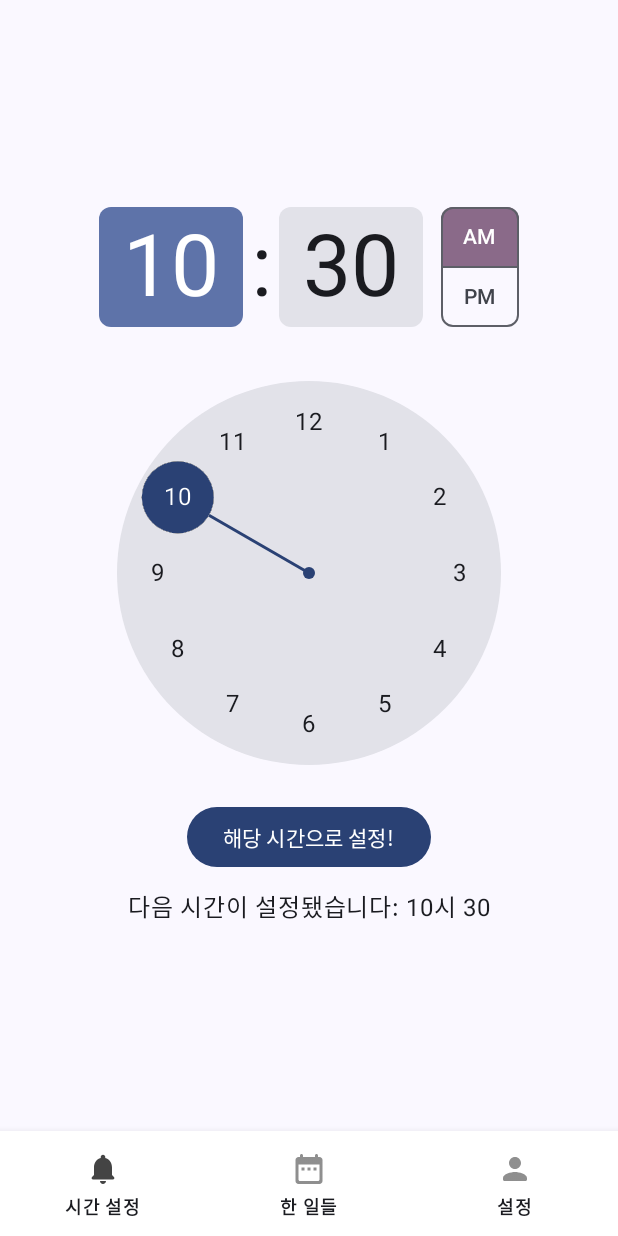
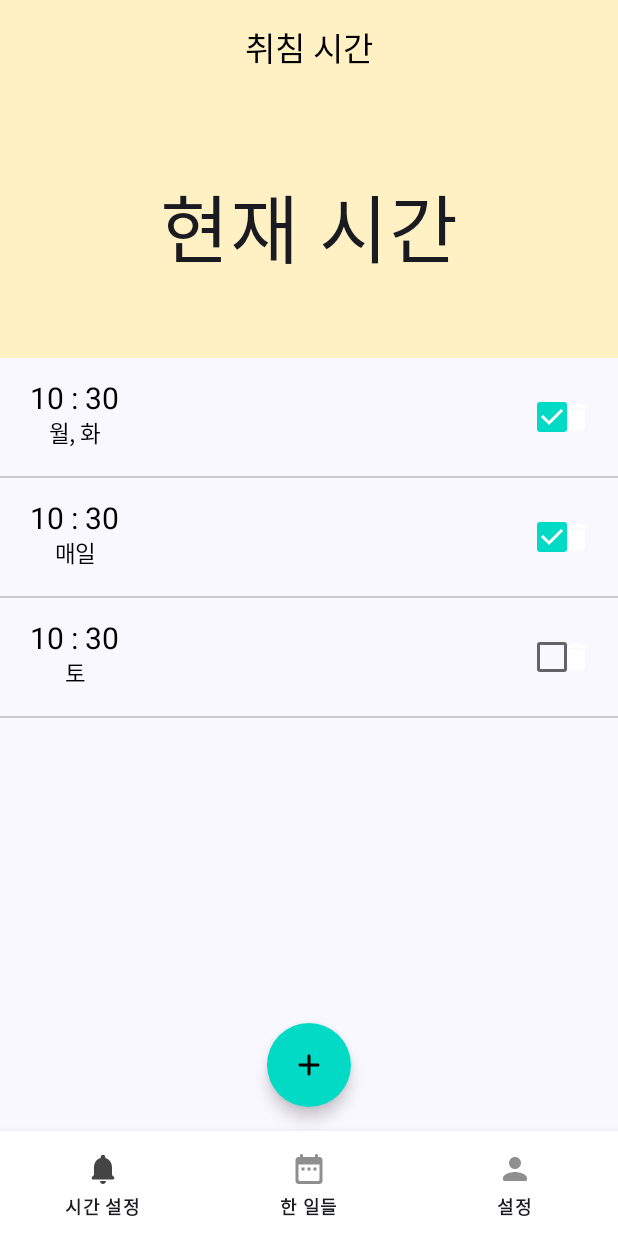
Before and after one commit to jungenoh3/MakeYourMorning, an Android app built with Jetpack Compose: the screen it shows after launch (MainActivity), on a phone screen of 412 x 824 dp. Run offline under Robolectric (Android 15) with nearby library versions, the phone set to English and light mode, and no system bars.

Commit message:
Change time screen - add lazycolumn, addtime screen

```diff
--- a/app/src/main/java/com/yesnoheun3/makeyourmorning/MainScreen.kt
+++ b/app/src/main/java/com/yesnoheun3/makeyourmorning/MainScreen.kt
@@ -1,7 +1,6 @@
 package com.yesnoheun3.makeyourmorning
 
 import android.annotation.SuppressLint
-import android.app.NotificationManager
 import androidx.compose.foundation.layout.Box
 import androidx.compose.foundation.layout.PaddingValues
 import androidx.compose.foundation.layout.fillMaxSize
@@ -28,37 +27,44 @@ import androidx.compose.ui.graphics.vector.ImageVector
 import androidx.compose.ui.text.font.FontWeight
 import androidx.compose.ui.unit.dp
 import androidx.compose.ui.unit.sp
-import androidx.core.app.NotificationCompat
+import androidx.lifecycle.viewmodel.compose.viewModel
 import androidx.navigation.NavHostController
 import androidx.navigation.compose.NavHost
 import androidx.navigation.compose.composable
 import androidx.navigation.compose.currentBackStackEntryAsState
 import androidx.navigation.compose.rememberNavController
-import com.yesnoheun3.makeyourmorning.pages.timesetting.TimeSetting
+import com.yesnoheun3.makeyourmorning.pages.time.TimeScreen
 import com.yesnoheun3.makeyourmorning.pages.TaskRecord
 import com.yesnoheun3.makeyourmorning.pages.User
+import com.yesnoheun3.makeyourmorning.pages.time.AddTimeScreen
+import com.yesnoheun3.makeyourmorning.pages.time.SleepTimeModel
 
 sealed class BottomNavItem(
     val title: String,
     val screenRoute: String,
     val icon: ImageVector
 ){
-    object TimeSetting : BottomNavItem("시간 설정", "timeSetting", Icons.Rounded.Notifications)
+    object TimeSetting : BottomNavItem("시간 설정", "time", Icons.Rounded.Notifications)
     object TaskRecord : BottomNavItem("한 일들", "taskRecord", Icons.Rounded.DateRange)
     object User : BottomNavItem("설정", "user", Icons.Rounded.Person)
 }
 
 @Composable
 fun NavigationGraph(navController: NavHostController){
+    val viewModel: SleepTimeModel = viewModel()
+
     NavHost(navController = navController, startDestination = BottomNavItem.TimeSetting.screenRoute) {
         composable(route =  BottomNavItem.TimeSetting.screenRoute) {
-            TimeSetting()
+            TimeScreen(onClick = { navController.navigate("addTime") }, viewModel = viewModel)
         }
         composable(route = BottomNavItem.TaskRecord.screenRoute) {
             TaskRecord()
         }
         composable(route = BottomNavItem.User.screenRoute) {
             User()
+        }
+        composable(route = "addTime") {
+            AddTimeScreen(popBack = { navController.popBackStack() }, viewModel = viewModel)
         }
     }
 }
@@ -77,8 +83,6 @@ fun MainScreen() {
 
     val navBackStackEntry by navController.currentBackStackEntryAsState()
     val currentRoute = navBackStackEntry?.destination?.route
-
-
 
     Scaffold(
         modifier = Modifier.fillMaxSize(),
--- a/app/src/main/java/com/yesnoheun3/makeyourmorning/common/alarmManage/AlarmReceiver.kt
+++ b/app/src/main/java/com/yesnoheun3/makeyourmorning/common/alarmManage/AlarmReceiver.kt
@@ -8,6 +8,9 @@ import android.os.Build
 
 class AlarmReceiver: BroadcastReceiver() {
     override fun onReceive(context: Context?, intent: Intent?) {
+
+        // 서비스 시작 말고... 알림을 통해 fullScreen을 한다면?
+
         val serviceIntent = Intent(context, AlarmService::class.java)
         if (intent != null){
             serviceIntent.putExtras(intent)
--- a/app/src/main/java/com/yesnoheun3/makeyourmorning/common/alarmManage/AndroidAlarmScheduler.kt
+++ b/app/src/main/java/com/yesnoheun3/makeyourmorning/common/alarmManage/AndroidAlarmScheduler.kt
@@ -21,7 +21,7 @@ class AndroidAlarmScheduler (private val context: Context) {
         if (Build.VERSION.SDK_INT >= Build.VERSION_CODES.O) {
             alarmManager.setExactAndAllowWhileIdle(
                 AlarmManager.RTC_WAKEUP,
-                System.currentTimeMillis() + 1 * 1000,
+                System.currentTimeMillis() + 10 * 1000,
                 PendingIntent.getBroadcast(
                     context,
                     item.hashCode(),
--- /dev/null
+++ b/app/src/main/java/com/yesnoheun3/makeyourmorning/common/colors.kt
@@ -0,0 +1,3 @@
+package com.yesnoheun3.makeyourmorning.common
+
+const val PRIMARY_COLOR = 0xFFFFF1C4
--- /dev/null
+++ b/app/src/main/java/com/yesnoheun3/makeyourmorning/pages/time/SleepTime.kt
@@ -0,0 +1,10 @@
+package com.yesnoheun3.makeyourmorning.pages.time
+
+import java.util.Calendar
+
+data class SleepTime(
+    val id: Int,
+    var time: Calendar,
+    var dayOfWeeks: List<Int>,
+    var isOn: Boolean
+)
--- /dev/null
+++ b/app/src/main/java/com/yesnoheun3/makeyourmorning/pages/time/SleepTimeModel.kt
@@ -0,0 +1,52 @@
+package com.yesnoheun3.makeyourmorning.pages.time
+
+import androidx.compose.runtime.mutableStateListOf
+import androidx.lifecycle.ViewModel
+import java.util.Calendar
+
+class SleepTimeModel : ViewModel() {
+    private  val _items = mutableStateListOf<SleepTime>()
+    val items: List<SleepTime> get() = _items
+
+    init {
+        _items.addAll(
+            listOf(
+                SleepTime(
+                    id = 1,
+                    time = Calendar.getInstance(),
+                    dayOfWeeks = listOf(Calendar.MONDAY, Calendar.TUESDAY),
+                    isOn = true
+                ),
+                SleepTime(
+                    id = 2,
+                    time = Calendar.getInstance(),
+                    dayOfWeeks = listOf(1, 2, 3, 4, 5, 6, 7),
+                    isOn = true
+                ),
+                SleepTime(
+                    id = 3,
+                    time = Calendar.getInstance(),
+                    dayOfWeeks = listOf(7),
+                    isOn = false
+                ),
+            )
+        )
+    }
+
+    fun updateIsOn(index: Int, isOn: Boolean){
+        _items[index] = _items[index].copy(isOn = isOn)
+    }
+
+    fun addItem(time: Calendar, daysOfWeek: List<Int>){
+        _items.add(SleepTime(
+            id = 5,
+            time = time,
+            dayOfWeeks = daysOfWeek.sorted(),
+            isOn = true
+        ))
+    }
+
+    fun deleteItem(item: SleepTime){
+        _items.remove(item)
+    }
+}
--- /dev/null
+++ b/app/src/main/java/com/yesnoheun3/makeyourmorning/pages/time/TimeCard.kt
@@ -0,0 +1,168 @@
+package com.yesnoheun3.makeyourmorning.pages.time
+
+import androidx.compose.animation.AnimatedVisibility
+import androidx.compose.animation.core.tween
+import androidx.compose.animation.fadeOut
+import androidx.compose.animation.shrinkVertically
+import androidx.compose.foundation.background
+import androidx.compose.foundation.layout.Arrangement
+import androidx.compose.foundation.layout.Box
+import androidx.compose.foundation.layout.Column
+import androidx.compose.foundation.layout.Row
+import androidx.compose.foundation.layout.fillMaxSize
+import androidx.compose.foundation.layout.fillMaxWidth
+import androidx.compose.foundation.layout.padding
+//noinspection UsingMaterialAndMaterial3Libraries
+import androidx.compose.material.Checkbox
+//noinspection UsingMaterialAndMaterial3Libraries
+import androidx.compose.material.DismissDirection
+//noinspection UsingMaterialAndMaterial3Libraries
+import androidx.compose.material.DismissState
+//noinspection UsingMaterialAndMaterial3Libraries
+import androidx.compose.material.DismissValue
+import androidx.compose.material.ExperimentalMaterialApi
+//noinspection UsingMaterialAndMaterial3Libraries
+import androidx.compose.material.Icon
+//noinspection UsingMaterialAndMaterial3Libraries
+import androidx.compose.material.SwipeToDismiss
+//noinspection UsingMaterialAndMaterial3Libraries
+import androidx.compose.material.Text
+import androidx.compose.material.icons.Icons
+import androidx.compose.material.icons.filled.Delete
+//noinspection UsingMaterialAndMaterial3Libraries
+import androidx.compose.material.rememberDismissState
+import androidx.compose.runtime.Composable
+import androidx.compose.runtime.LaunchedEffect
+import androidx.compose.runtime.getValue
+import androidx.compose.runtime.mutableStateOf
+import androidx.compose.runtime.remember
+import androidx.compose.runtime.setValue
+import androidx.compose.ui.Alignment
+import androidx.compose.ui.Modifier
+import androidx.compose.ui.graphics.Color
+import androidx.compose.ui.unit.dp
+import androidx.compose.ui.unit.sp
+import kotlinx.coroutines.delay
+import java.util.Calendar
+import java.util.Locale
+
+fun stringDaysOfWeek(dayOfWeeks: List<Int>): String {
+    val stringList = listOf<String>(
+        "일", "월", "화", "수", "목", "금", "토"
+    )
+
+    if (dayOfWeeks.isEmpty()){
+        return "오늘"
+    }
+
+    if (dayOfWeeks.size == 7){
+        return "매일"
+    }
+
+    return dayOfWeeks.joinToString(separator = ", ") { stringList[it - 1] }
+}
+
+
+@OptIn(ExperimentalMaterialApi::class)
+@Composable
+fun <T> SwipeToDeleteContainer(
+    item: T,
+    onDelete: (T) -> Unit,
+    animateDuration: Int = 500,
+    content: @Composable (T) -> Unit
+){
+    var isRemoved by remember {
+        mutableStateOf(false)
+    }
+    val state = rememberDismissState(
+        confirmStateChange = { value ->
+            if(value == DismissValue.DismissedToStart) {
+                isRemoved = true
+                true
+            } else {
+                false
+            }
+        }
+    )
+
+    LaunchedEffect(key1 = isRemoved) {
+        if(isRemoved) {
+            delay(animateDuration.toLong())
+            onDelete(item)
+        }
+    }
+
+    AnimatedVisibility(
+        visible = !isRemoved,
+        exit = shrinkVertically(
+            animationSpec = tween(durationMillis = animateDuration),
+            shrinkTowards = Alignment.Top
+        ) + fadeOut()
+    ) {
+        SwipeToDismiss(
+            state = state,
+            background = { DeleteBackground(swipeDismissState = state) },
+            dismissContent = { content(item) },
+            directions = setOf(DismissDirection.EndToStart)
+        )
+    }
+
+
+}
+
+
+@OptIn(ExperimentalMaterialApi::class)
+@Composable
+fun DeleteBackground( swipeDismissState: DismissState) {
+    val color = when (swipeDismissState.dismissDirection) {
+        DismissDirection.EndToStart -> Color.Red
+        DismissDirection.StartToEnd -> Color.Transparent
+        null -> Color.Transparent
+    }
+
+    Box (
+        modifier = Modifier
+            .fillMaxSize()
+            .background(color)
+            .padding(16.dp),
+        contentAlignment = Alignment.CenterEnd
+    ) {
+        Icon(
+            imageVector = Icons.Default.Delete,
+            contentDescription = null,
+            tint = Color.White
+        )
+    }
+
+}
+
+
+
+@Composable
+fun TimeCard(data: SleepTime, onCheckedChanged: (Boolean) -> Unit){
+    Row (
+        modifier = Modifier
+            .fillMaxWidth()
+            .padding(vertical = 15.dp, horizontal = 20.dp),
+        horizontalArrangement = Arrangement.SpaceBetween
+    ) {
+        Column (
+            horizontalAlignment = Alignment.CenterHorizontally,
+            verticalArrangement = Arrangement.Center
+        ) {
+            Text(String.format(Locale.KOREA, "%02d : %02d",
+                data.time.get(Calendar.HOUR_OF_DAY),
+                data.time.get(Calendar.MINUTE)
+            ),
+                fontSize = 20.sp
+                )
+            Text(stringDaysOfWeek(data.dayOfWeeks),
+                fontSize = 15.sp
+                )
+        }
+        Checkbox(
+            checked = data.isOn,
+            onCheckedChange = onCheckedChanged
+        )
+    }
+}
--- /dev/null
+++ b/app/src/main/java/com/yesnoheun3/makeyourmorning/pages/time/TimeScreen.kt
@@ -0,0 +1,114 @@
+@file:OptIn(ExperimentalMaterial3Api::class)
+
+package com.yesnoheun3.makeyourmorning.pages.time
+
+import androidx.compose.foundation.background
+import androidx.compose.foundation.layout.Box
+import androidx.compose.foundation.layout.Column
+import androidx.compose.foundation.layout.fillMaxSize
+import androidx.compose.foundation.layout.fillMaxWidth
+import androidx.compose.foundation.layout.padding
+import androidx.compose.foundation.lazy.LazyColumn
+import androidx.compose.foundation.lazy.rememberLazyListState
+//noinspection UsingMaterialAndMaterial3Libraries
+import androidx.compose.material.FloatingActionButton
+//noinspection UsingMaterialAndMaterial3Libraries
+import androidx.compose.material.Icon
+//noinspection UsingMaterialAndMaterial3Libraries
+import androidx.compose.material.TabRowDefaults.Divider
+import androidx.compose.material.icons.Icons
+import androidx.compose.material.icons.rounded.Add
+import androidx.compose.material3.CenterAlignedTopAppBar
+import androidx.compose.material3.ExperimentalMaterial3Api
+import androidx.compose.material3.FabPosition
+import androidx.compose.material3.Scaffold
+import androidx.compose.material3.Text
+import androidx.compose.material3.TopAppBarDefaults
+import androidx.compose.runtime.Composable
+import androidx.compose.ui.Alignment
+import androidx.compose.ui.Modifier
+import androidx.compose.ui.graphics.Color
+import androidx.compose.ui.platform.LocalContext
+import androidx.compose.ui.unit.dp
+import androidx.compose.ui.unit.sp
+import com.yesnoheun3.makeyourmorning.common.PRIMARY_COLOR
+import com.yesnoheun3.makeyourmorning.common.alarmManage.AlarmItem
+import com.yesnoheun3.makeyourmorning.common.alarmManage.AndroidAlarmScheduler
+
+@Composable
+fun TimeScreen(onClick: () -> Unit, viewModel: SleepTimeModel) {
+    val context = LocalContext.current
+    val scheduler = AndroidAlarmScheduler(context)
+
+    val scrollState = rememberLazyListState()
+
+    val instanceItem = viewModel.items
+
+    Scaffold (
+        modifier = Modifier.fillMaxSize(),
+        topBar = {
+            CenterAlignedTopAppBar(
+                title = { Text("취침 시간") },
+                colors = TopAppBarDefaults.centerAlignedTopAppBarColors(
+                    containerColor = Color(PRIMARY_COLOR),
+                    titleContentColor = Color.Black
+                )
+            )
+        },
+        floatingActionButton = {
+            FloatingActionButton(
+                onClick = onClick
+            ) {
+                Icon(Icons.Rounded.Add, "Add alarm")
+            }
+        },
+        floatingActionButtonPosition = FabPosition.Center
+    ) { innerPadding ->
+        Column (
+            modifier = Modifier.padding(innerPadding),
+        ) {
+            Box(
+                modifier = Modifier
+                    .fillMaxWidth()
+                    .background(Color(PRIMARY_COLOR))
+                    .padding(50.dp),
+                contentAlignment = Alignment.Center
+            ){
+                Text("현재 시간", fontSize = 50.sp)
+            }
+            LazyColumn(
+                state = scrollState
+            ) {
+                items(
+                    count = instanceItem.size,
+                    key = { instanceItem[it].id } // 설정해야함
+                    ) { index ->
+                    SwipeToDeleteContainer(
+                        item = instanceItem[index],
+                        onDelete = {
+                            viewModel.deleteItem(instanceItem[index])
+                        }
+                    ) {
+                        TimeCard(instanceItem[index],
+                        onCheckedChanged = { isChecked ->
+                            viewModel.updateIsOn(index, isChecked)
+
+                            val item = AlarmItem(time = instanceItem[index].time)
+
+                            if (isChecked) {
+                                scheduler.schedule(item)
+                            } else {
+                                scheduler.cancel(item)
+                            }
+                        })
+                    }
+                    Divider(
+                        color = Color.LightGray,
+                        thickness = 1.dp
+                    )
+                }
+            }
+        }
+
+    }
+}
--- a/app/src/main/java/com/yesnoheun3/makeyourmorning/pages/timesetting/TimeSetting.kt
+++ /dev/null
@@ -1,69 +0,0 @@
-@file:OptIn(ExperimentalMaterial3Api::class)
-
-package com.yesnoheun3.makeyourmorning.pages.timesetting
-
-import android.content.Context
-import android.os.Build
-import androidx.compose.foundation.layout.Arrangement
-import androidx.compose.foundation.layout.Column
-import androidx.compose.foundation.layout.Spacer
-import androidx.compose.foundation.layout.fillMaxSize
-import androidx.compose.foundation.layout.height
-import androidx.compose.foundation.layout.padding
-import androidx.compose.material3.Button
-import androidx.compose.material3.ExperimentalMaterial3Api
-import androidx.compose.material3.Text
-import androidx.compose.material3.TimePicker
-import androidx.compose.material3.rememberTimePickerState
-import androidx.compose.runtime.Composable
-import androidx.compose.runtime.mutableStateOf
-import androidx.compose.runtime.remember
-import androidx.compose.ui.Alignment
-import androidx.compose.ui.Modifier
-import androidx.compose.ui.platform.LocalContext
-import androidx.compose.ui.unit.dp
-import com.yesnoheun3.makeyourmorning.common.alarmManage.AlarmItem
-import com.yesnoheun3.makeyourmorning.common.alarmManage.AndroidAlarmScheduler
-import java.time.ZoneId
-import java.util.Calendar
-import java.util.TimeZone
-
-@Composable
-fun TimeSetting(modifier: Modifier = Modifier) {
-    val context = LocalContext.current
-    val scheduler = AndroidAlarmScheduler(context)
-
-    val tz = TimeZone.getDefault()
-    val currentTime = Calendar.getInstance(tz)
-
-    val timePickerState = rememberTimePickerState(
-        initialHour = currentTime.get(Calendar.HOUR_OF_DAY),
-        initialMinute = currentTime.get(Calendar.MINUTE),
-        is24Hour = false,
-    )
-
-    val displayTimeState = remember {
-        mutableStateOf(currentTime)
-    }
-
-    Column(
-        modifier = modifier
-            .fillMaxSize()
-            .padding(16.dp),
-        verticalArrangement = Arrangement.Center,
-        horizontalAlignment = Alignment.CenterHorizontally
-    ) {
-        TimePicker(state = timePickerState)
-        Button(onClick = {
-            displayTimeState.value = Calendar.getInstance(tz).apply {
-                set(Calendar.HOUR_OF_DAY, timePickerState.hour)
-                set(Calendar.MINUTE, timePickerState.minute)
-            }
-            scheduler.schedule(AlarmItem(time = displayTimeState.value))
-        }) {
-            Text(text = "해당 시간으로 설정!")
-        }
-        Spacer(modifier = Modifier.height(10.dp))
-        Text(text = "다음 시간이 설정됐습니다: ${displayTimeState.value.get(Calendar.HOUR_OF_DAY)}시 ${displayTimeState.value.get(Calendar.MINUTE)}")
-    }
-}
```
Also changed, not shown: app/src/main/java/com/yesnoheun3/makeyourmorning/pages/time/AddTimeScreen.kt (added, +119 -0 lines).
